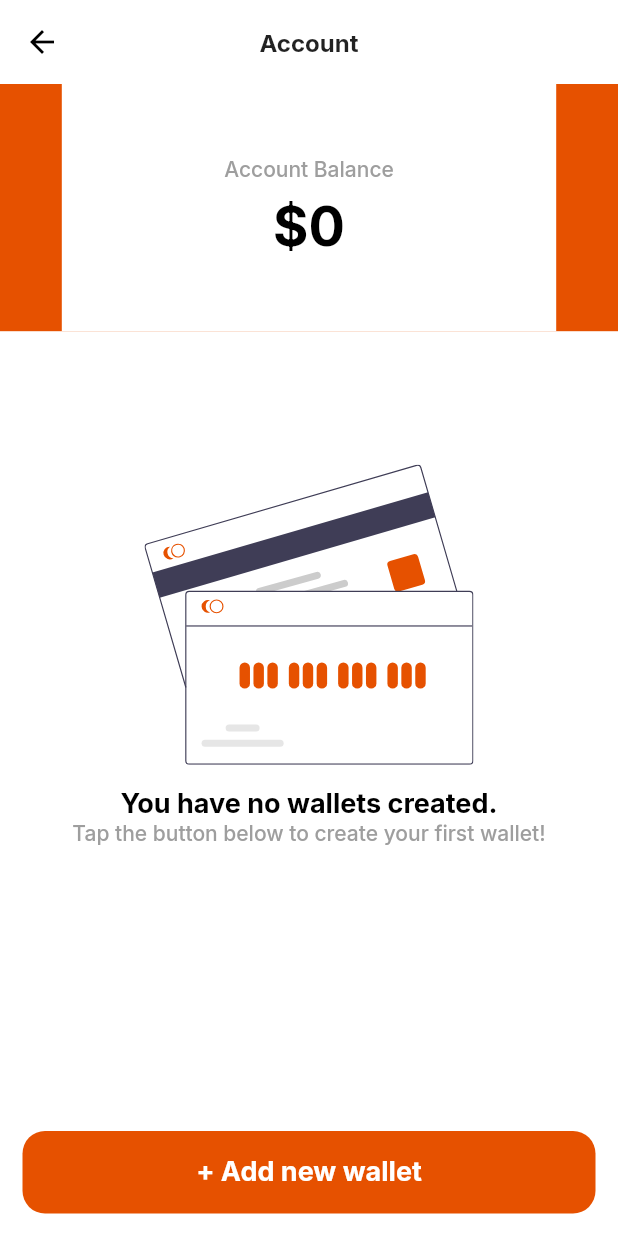
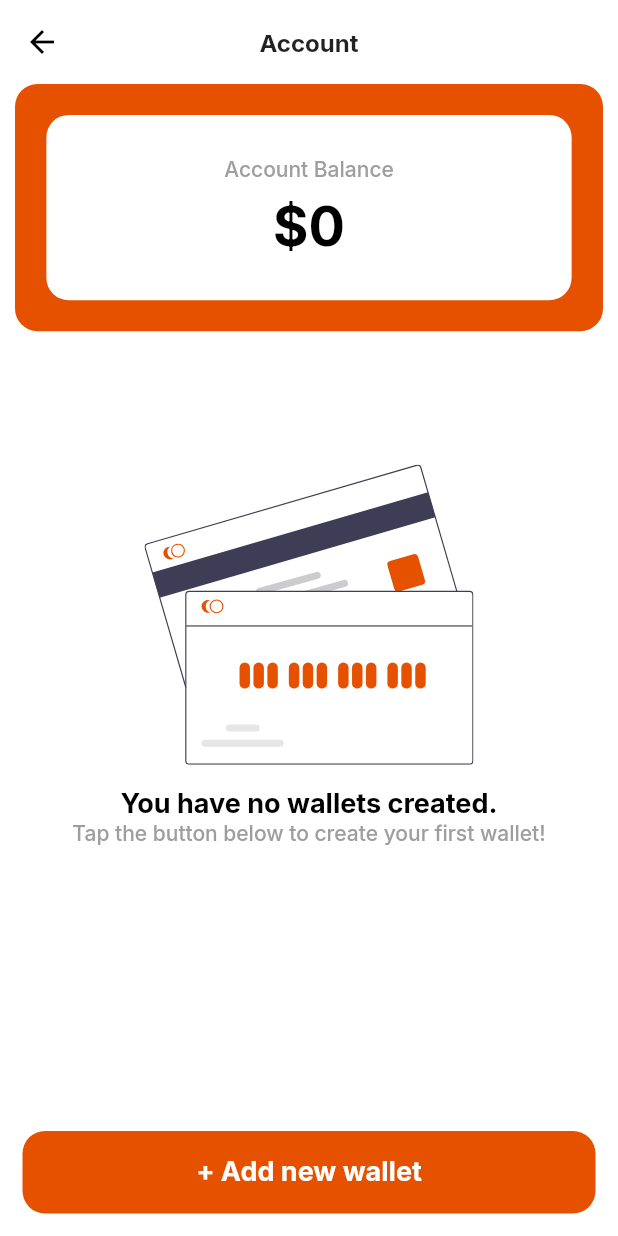
Before and after one commit to JMarinez/gatao, a Flutter app: the AccountScreen screen opened directly, on a phone screen of 412 x 824 dp. Run offline on Flutter 3.47's test engine with Material 2 defaults, Android fonts, the phone set to English and light mode, and no system bars; our stand-ins replace flutter_svg, google_fonts.

Commit message:
[FIX] Always when creating a button widget, use () => to place the Function in onPressed

```diff
--- a/lib/src/components/long_bottom_button.dart
+++ b/lib/src/components/long_bottom_button.dart
@@ -3,22 +3,25 @@ import 'package:google_fonts/google_fonts.dart';
 
 class LongBottomButton extends StatelessWidget {
   final String label;
-  final Function onPressed;
+  final Function onTap;
 
   const LongBottomButton({
     Key? key,
     required this.label,
-    required this.onPressed,
+    required this.onTap,
   }) : super(key: key);
 
   @override
   Widget build(BuildContext context) {
-    return GestureDetector(
-      onTap: onPressed(),
-      child: Container(
-        margin: const EdgeInsets.symmetric(horizontal: 15.0),
-        height: 55,
-        width: double.infinity,
+    return Padding(
+      padding: const EdgeInsets.symmetric(horizontal: 15.0),
+      child: MaterialButton(
+        splashColor: Colors.transparent,
+        highlightColor: Colors.transparent,
+        elevation: 0.0,
+        color: Theme.of(context).primaryColor,
+        height: 55.0,
+        onPressed: () => onTap(),
         child: Center(
           child: Text(
             label,
@@ -28,11 +31,31 @@ class LongBottomButton extends StatelessWidget {
                 fontWeight: FontWeight.bold),
           ),
         ),
-        decoration: BoxDecoration(
+        shape: RoundedRectangleBorder(
           borderRadius: BorderRadius.circular(15.0),
-          color: Theme.of(context).primaryColor,
         ),
       ),
     );
+    // return GestureDetector(
+    //   onTap: onTap(),
+    //   child: Container(
+    //     margin: const EdgeInsets.symmetric(horizontal: 15.0),
+    //     height: 55,
+    //     width: double.infinity,
+    //     child: Center(
+    //       child: Text(
+    //         label,
+    //         style: GoogleFonts.inter(
+    //             color: Colors.white,
+    //             fontSize: 18.0,
+    //             fontWeight: FontWeight.bold),
+    //       ),
+    //     ),
+    //     decoration: BoxDecoration(
+    //       borderRadius: BorderRadius.circular(15.0),
+    //       color: Theme.of(context).primaryColor,
+    //     ),
+    //   ),
+    // );
   }
 }
--- a/lib/src/screens/account/account_header.dart
+++ b/lib/src/screens/account/account_header.dart
@@ -6,17 +6,20 @@ class AccountHeader extends StatelessWidget {
   @override
   Widget build(BuildContext context) {
     return Stack(
+      alignment: Alignment.center,
       children: [
         Container(
+          margin: const EdgeInsets.symmetric(horizontal: 10.0),
           height: MediaQuery.of(context).size.height * 0.2,
           width: double.infinity,
+          decoration: BoxDecoration(
             color: Theme.of(context).primaryColor,
+            borderRadius: BorderRadius.circular(15.0),
           ),
-        Center(
-          child: Container(
-            height: MediaQuery.of(context).size.height * 0.2,
-            width: MediaQuery.of(context).size.width * 0.8,
-            color: Colors.white,
+        ),
+        Container(
+          height: MediaQuery.of(context).size.height * 0.15,
+          width: MediaQuery.of(context).size.width * 0.85,
           child: Column(
             mainAxisAlignment: MainAxisAlignment.center,
             crossAxisAlignment: CrossAxisAlignment.center,
@@ -32,6 +35,9 @@ class AccountHeader extends StatelessWidget {
               ),
             ],
           ),
+          decoration: BoxDecoration(
+            color: Colors.white,
+            borderRadius: BorderRadius.circular(15.0),
           ),
         ),
       ],
```
Also changed, not shown: lib/src/screens/account/account_screen.dart (+17 -19 lines). Lines whose indentation alone changed are shown as unchanged.
